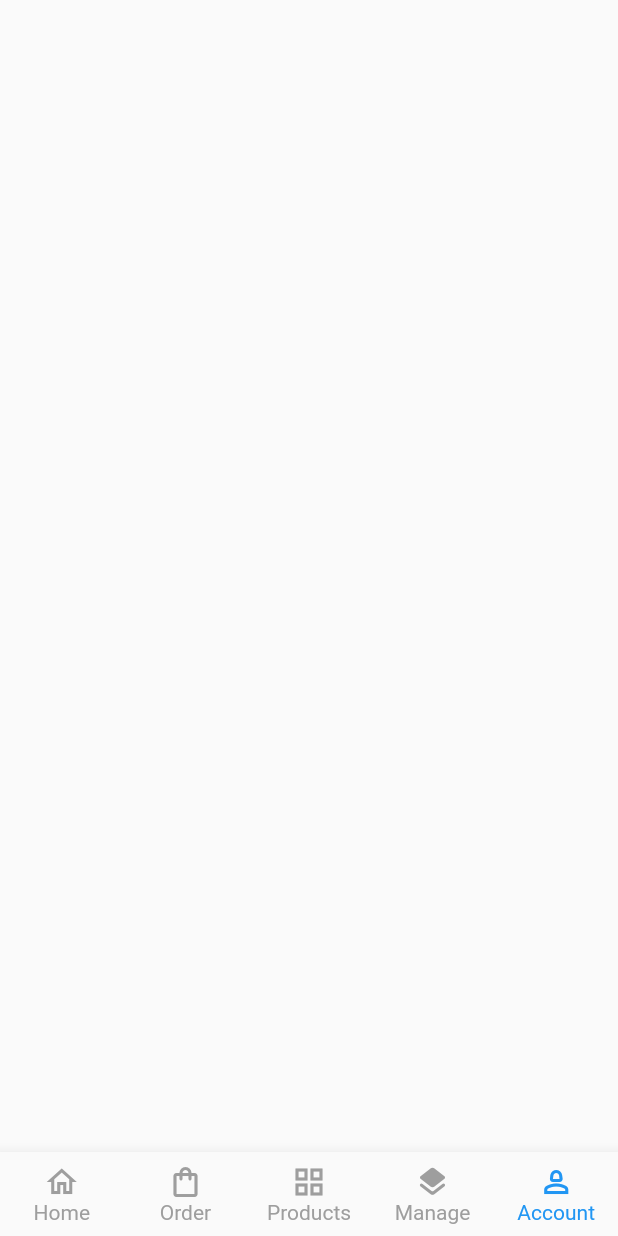
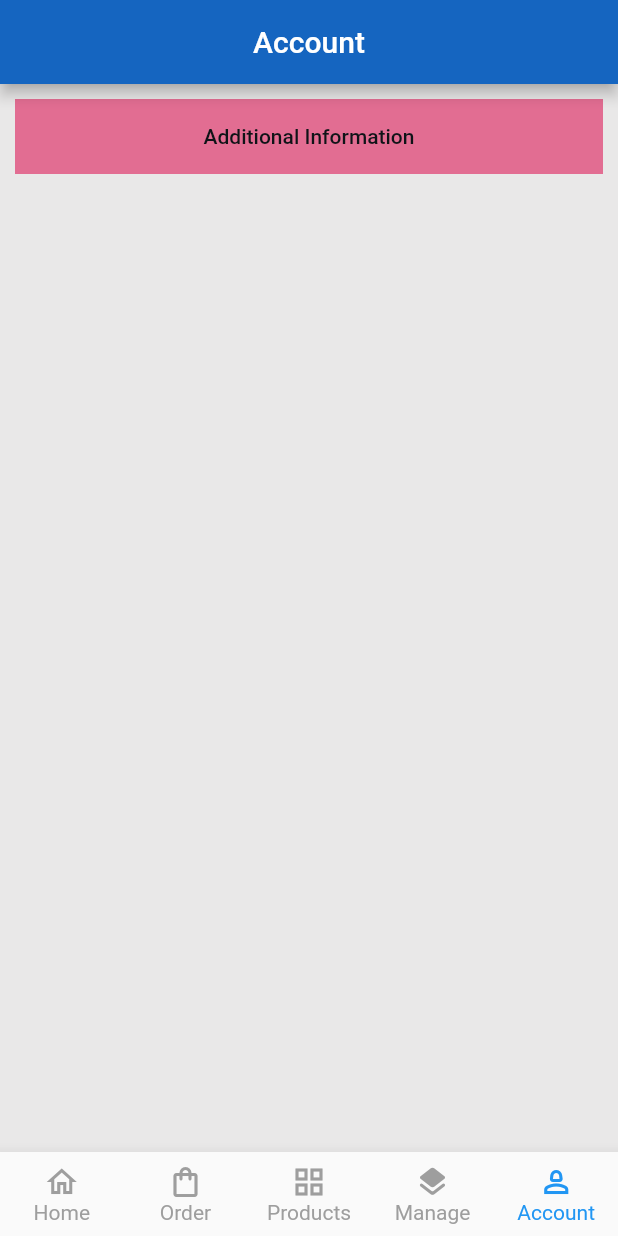
Before and after one commit to joyaljosephnote/dukaan-app-clone, a Flutter app: the screen it shows after launch, item 5 of the bottom bar chosen, on a phone screen of 412 x 824 dp. Run offline on Flutter 3.47's test engine with Material 2 defaults, Android fonts, the phone set to English and light mode, and no system bars.

Commit message:
added the additional information page

```diff
--- a/lib/main.dart
+++ b/lib/main.dart
@@ -1,13 +1,11 @@
 // ignore_for_file: unused_local_variable
 
 import 'package:flutter/material.dart';
-import 'package:ui_design/screens/additional_information.dart';
+import 'package:ui_design/screens/Account/account_page.dart';
 import 'package:ui_design/screens/catalogue/catalogue_page.dart';
-// import 'package:ui_design/screens/dukaan_premium.dart';
+import 'package:ui_design/screens/dukaan_premium.dart';
 import 'package:ui_design/screens/manage_store.dart';
-
 import 'package:ui_design/screens/order_page.dart';
-import 'package:ui_design/screens/payments.dart';
 
 void main() {
   runApp(const MyApp());
@@ -38,12 +36,11 @@ class _BottomTabBarState extends State<BottomTabBar> {
   int _index = 2;
 
   final _pages = [
-    const Payments(),
+    const DukanPremium(),
     const OrderPage(),
-    // const DukanPremium(),
-    CataloguePage(),
+    const CataloguePage(),
     const ManageStore(),
-    const AdditionalInformation(),
+    const AccountPage(),
   ];
 
   @override
--- /dev/null
+++ b/lib/screens/Account/account_page.dart
@@ -0,0 +1,55 @@
+import 'package:flutter/material.dart';
+import 'package:ui_design/screens/Account/additional_information.dart';
+
+class AccountPage extends StatelessWidget {
+  const AccountPage({super.key});
+
+  @override
+  Widget build(BuildContext context) {
+    return Scaffold(
+      backgroundColor: const Color.fromARGB(255, 233, 232, 232),
+      appBar: AppBar(
+        backgroundColor: Colors.blue[800],
+        title: Title(
+          color: Colors.white,
+          child: const Text('Account'),
+        ),
+        centerTitle: true,
+      ),
+      body: Padding(
+        padding: const EdgeInsets.all(10.0),
+        child: Container(
+          width: double.infinity,
+          height: 50,
+          color: const Color.fromARGB(255, 226, 109, 146),
+          child: TextButton(
+            style: ButtonStyle(
+              foregroundColor: MaterialStateProperty.all<Color>(
+                  const Color.fromARGB(255, 15, 19, 23)),
+              overlayColor: MaterialStateProperty.resolveWith<Color?>(
+                (Set<MaterialState> states) {
+                  if (states.contains(MaterialState.hovered)) {
+                    return const Color.fromARGB(255, 11, 16, 19)
+                        .withOpacity(0.04);
+                  }
+                  if (states.contains(MaterialState.focused) ||
+                      states.contains(MaterialState.pressed)) {
+                    return Colors.blue.withOpacity(0.12);
+                  }
+                  return null; // Defer to the widget's default.
+                },
+              ),
+            ),
+            onPressed: () {
+              Navigator.push(
+                  context,
+                  MaterialPageRoute(
+                      builder: (context) => const AdditionalInformation()));
+            },
+            child: const Text('Additional Information'),
+          ),
+        ),
+      ),
+    );
+  }
+}
--- a/lib/screens/additional_information.dart
+++ /dev/null
@@ -1,11 +0,0 @@
-import 'package:flutter/cupertino.dart';
-import 'package:flutter/material.dart';
-
-class AdditionalInformation extends StatelessWidget {
-  const AdditionalInformation({super.key});
-
-  @override
-  Widget build(BuildContext context) {
-    return Scaffold();
-  }
-}
--- a/pubspec.yaml
+++ b/pubspec.yaml
@@ -36,6 +36,7 @@ dependencies:
   flutter_boxicons: ^3.0.0
   unicons: ^2.1.1
   icony: ^1.0.5
+  font_awesome_flutter: ^10.5.0
 
 dev_dependencies:
   flutter_test:
```
Also changed, not shown: lib/screens/Account/additional_information.dart (added, +132 -0 lines), assets/images/icons8-whatsapp-50.png (added), pubspec.lock.
